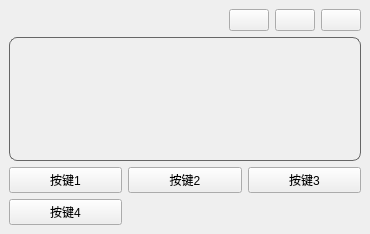
Mirence219/LittleClock, file View/qt_ui/main_window.ui: the form before one commit.
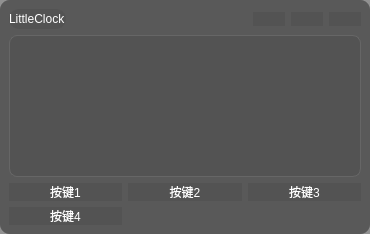
The form after the commit. Icons and pictures are not drawn.

Commit message: 实现显示主窗口 初步设计了主窗口的标准样式，同时实现了显示窗口流程的内容

What changed in the file:
```diff
--- a/View/qt_ui/main_window.ui
+++ b/View/qt_ui/main_window.ui
@@ -11,12 +11,42 @@
    </rect>
   </property>
   <property name="windowTitle">
-   <string>MainWindow</string>
+   <string>LittleClock</string>
+  </property>
+  <property name="styleSheet">
+   <string notr="true">background-color: rgba(80, 80, 80, 160);
+border-radius: 10px;
+color: white</string>
   </property>
   <widget class="QWidget" name="centralwidget">
+   <property name="styleSheet">
+    <string notr="true"/>
+   </property>
    <layout class="QVBoxLayout" name="verticalLayout">
     <item>
      <layout class="QHBoxLayout" name="horizontalLayout">
+      <item>
+       <widget class="QLabel" name="lbTitle">
+        <property name="minimumSize">
+         <size>
+          <width>0</width>
+          <height>0</height>
+         </size>
+        </property>
+        <property name="styleSheet">
+         <string notr="true">font: 700 12pt &quot;Microsoft YaHei UI&quot;;
+padding-left:1
+0px;
+</string>
+        </property>
+        <property name="text">
+         <string>LittleClock</string>
+        </property>
+        <property name="margin">
+         <number>0</number>
+        </property>
+       </widget>
+      </item>
       <item>
        <spacer name="horizontalSpacer">
         <property name="orientation">
@@ -73,17 +103,15 @@
          </size>
         </property>
         <property name="styleSheet">
-         <string notr="true">QWidget {
-    border: 1px solid #666; 
-	border-radius: 8px;
-}</string>
+         <string notr="true">border: 1px solid #666; 
+border-radius: 8px;</string>
         </property>
        </widget>
       </item>
      </layout>
     </item>
     <item>
-     <layout class="QGridLayout" name="gridLayout" columnstretch="0,0,0,0">
+     <layout class="QGridLayout" name="gridLayout" columnstretch="0,0,0">
       <property name="leftMargin">
        <number>0</number>
       </property>
```
The commit also changes 7 other files.
